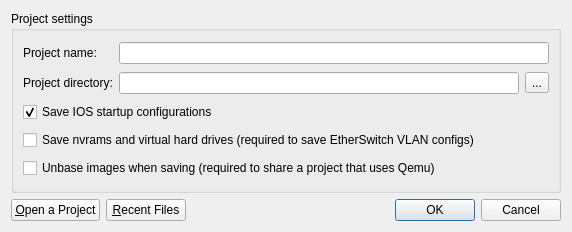
Old version of the form src/GNS3/Ui/Form_NewProject.ui in the repository GNS3/gns3-legacy.
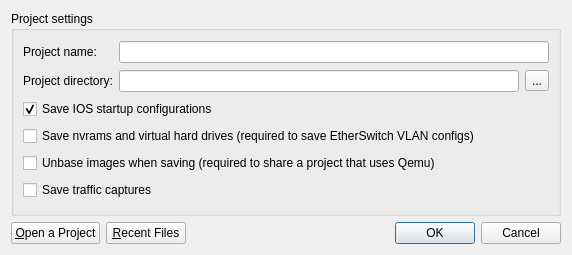
New version of the form. Icons and pictures are not drawn.

Commit message: New option to save traffic captures in project directory

Diff of the .ui file:
```diff
--- a/src/GNS3/Ui/Form_NewProject.ui
+++ b/src/GNS3/Ui/Form_NewProject.ui
@@ -7,7 +7,7 @@
     <x>0</x>
     <y>0</y>
     <width>572</width>
-    <height>232</height>
+    <height>255</height>
    </rect>
   </property>
   <property name="windowTitle">
@@ -85,6 +85,13 @@
         </property>
        </widget>
       </item>
+      <item row="5" column="0" colspan="2">
+       <widget class="QCheckBox" name="checkBox_SaveCaptures">
+        <property name="text">
+         <string>Save traffic captures</string>
+        </property>
+       </widget>
+      </item>
      </layout>
     </widget>
    </item>
```
The commit also changes 6 other files.
